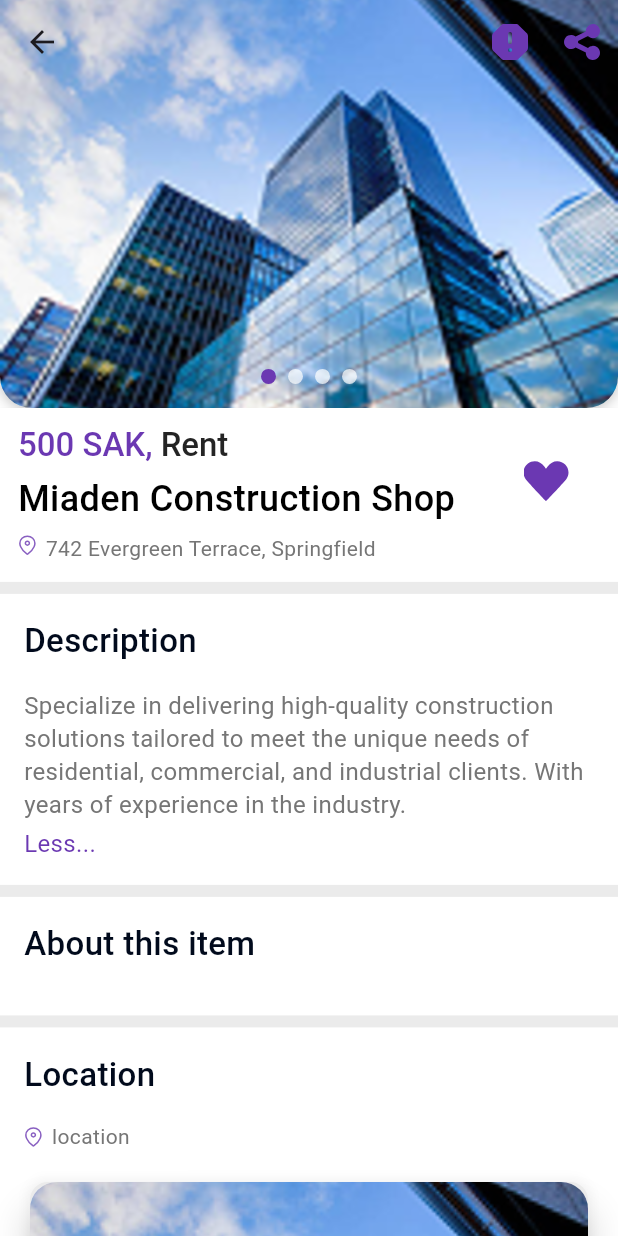
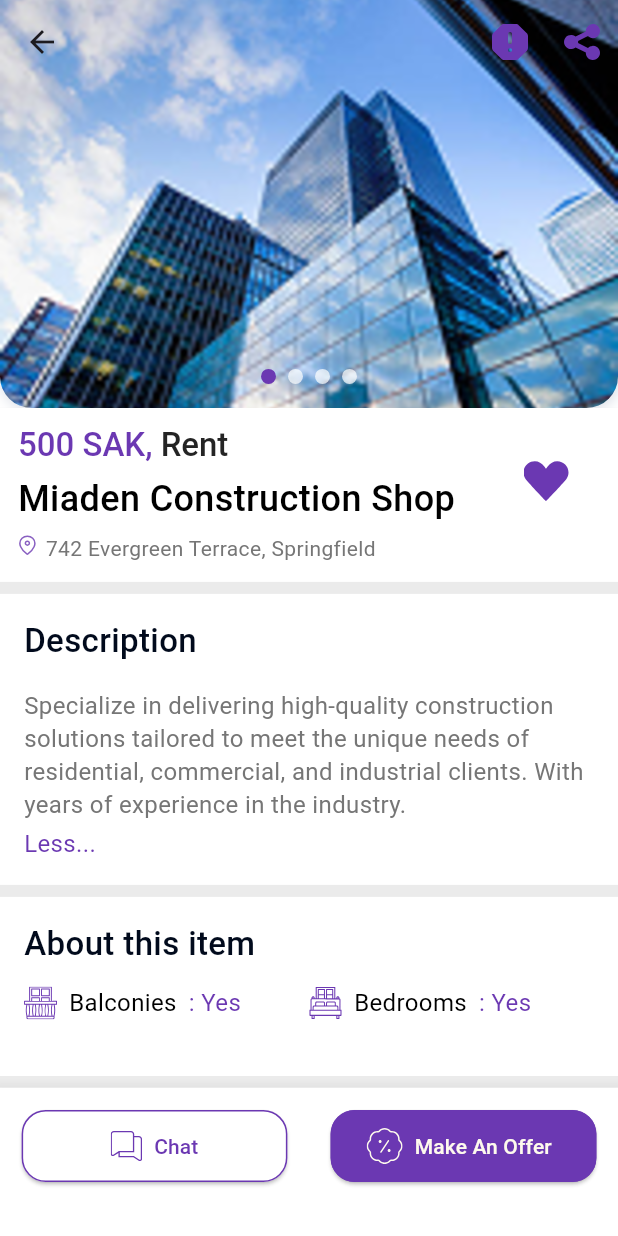
Before and after one commit to YomnaMAjzoub/servixa, a Flutter app: the DetailsScreen screen opened by its route, on a phone screen of 412 x 824 dp. Run offline on Flutter 3.47's test engine with Material 3 defaults, Android fonts, the phone set to English and light mode, and no system bars; drawn by our look-alikes of smooth_page_indicator; our stand-ins replace carousel_slider, easy_localization, flutter_rating_bar, flutter_svg, get, google_fonts and 2 more.

Commit message:
code details screen bottom sheets done

```diff
--- a/lib/core/constants/app_colors.dart
+++ b/lib/core/constants/app_colors.dart
@@ -13,10 +13,6 @@ class AppColors {
   static const Color main900 = Color(0xff2d184b);
   static const Color white   = Color(0xffFFFFFF);
   static const Color yellow =  Color(0xffFEFAED);
-  static const Color shadow1 = Color(0xff9D6AE6);
-  static const Color shadow2 = Color(0xff6133A2);
-  static const Color shadow3 = Color(0xffD9BEFF);
-
 
   static const Color grey50 =  Color(0xffebebeb);
   static const Color grey100 = Color(0xffc0c0c0);
@@ -30,4 +26,15 @@ class AppColors {
   static const Color grey900 = Color(0xff151515);
   static const Color black =   Color(0xff000000);
   static const Color main =    Color(0xff010A1C);
+
+
+//shadow colors
+  static const Color shadowb =     Color(0xffD9DDE5);
+  static const Color shadowb1 =     Color(0xffB0B0B0);
+  static const Color shadow1 = Color(0xff9D6AE6);
+  static const Color shadow2 = Color(0xff6133A2);
+  static const Color shadow3 = Color(0xffD9BEFF);
+
+
+
 }
--- a/lib/features/product/presentation/screens/details_screen.dart
+++ b/lib/features/product/presentation/screens/details_screen.dart
@@ -1,6 +1,7 @@
 import 'package:flutter/material.dart';
 import 'package:flutter_svg/svg.dart';
 import 'package:servixass/core/constants/app_colors.dart';
+import 'package:servixass/features/product/presentation/widgets/bottom_bar.dart';
 import 'package:servixass/features/product/presentation/widgets/description_section.dart';
 import 'package:servixass/features/product/presentation/widgets/features_section.dart';
 import 'package:servixass/features/product/presentation/widgets/location_section.dart';
@@ -14,6 +15,7 @@ class DetailsScreen extends StatelessWidget {
   @override
   Widget build(BuildContext context) {
     return Scaffold(
+      bottomNavigationBar: BottomBar(),
       backgroundColor: AppColors.grey50,
       body: CustomScrollView(
         scrollDirection: Axis.vertical,
@@ -21,8 +23,8 @@ class DetailsScreen extends StatelessWidget {
         slivers: [
           SliverAppBar(
             expandedHeight: MediaQuery.of(context).size.height * 0.33,
-
-           pinned: true,
+           floating: true,
+          // pinned: true,
             backgroundColor: AppColors.white,
             actions: [
                IconButton(
@@ -59,8 +61,8 @@ class DetailsScreen extends StatelessWidget {
                       boxShadow: [
                         BoxShadow(
                           blurRadius: 7,
-                          offset: Offset(0, 1),
-                          color: AppColors.black.withValues(alpha: .25),
+                          offset: Offset(1, 1),
+                          color: AppColors.shadowb,
                         ),
                       ],
                       image: DecorationImage(
--- /dev/null
+++ b/lib/features/product/presentation/widgets/bottom_bar.dart
@@ -0,0 +1,80 @@
+import 'package:flutter/material.dart';
+import 'package:flutter_svg/flutter_svg.dart';
+import 'package:get/get.dart';
+import 'package:google_fonts/google_fonts.dart';
+import 'package:servixass/core/constants/app_colors.dart';
+import 'package:servixass/features/product/presentation/widgets/offer_bottom_sheet.dart';
+
+class BottomBar extends StatelessWidget {
+  const BottomBar({super.key});
+
+  @override
+  Widget build(BuildContext context) {
+    return
+    Container(
+      margin: EdgeInsets.only( top: 8),
+      height: MediaQuery.of(context).size.height*0.12,
+      child: BottomNavigationBar(
+        backgroundColor: AppColors.white,
+        items: [
+        BottomNavigationBarItem(
+          icon:SizedBox(
+            width: MediaQuery.of(context).size.width*0.43,
+            height: 48,
+            child: ElevatedButton(
+              style: ElevatedButton.styleFrom(
+                backgroundColor: AppColors.white,
+                shape: RoundedRectangleBorder(
+                  borderRadius: BorderRadius.circular(16),
+                  side: BorderSide(color: AppColors.main500, width: 1),
+                ),
+              ),
+              onPressed:(){},
+             child:Row(
+              spacing: 8,
+              mainAxisAlignment: MainAxisAlignment.center,
+               children: [
+                SvgPicture.asset('assets/icons/messages.svg',width:21,height:20,fit: BoxFit.none,),
+                 Text('Chat',style: GoogleFonts.roboto(
+                  fontSize: 14,
+                  fontWeight: FontWeight.w500,
+                  color: AppColors.main500,
+                 )),
+               ],
+             )),
+          ),
+        label:''),
+
+        BottomNavigationBarItem(icon: SizedBox(
+            width: MediaQuery.of(context).size.width*0.43,
+            height: 48,
+            child: ElevatedButton(
+              style: ElevatedButton.styleFrom(
+                backgroundColor: AppColors.main500,
+                shape: RoundedRectangleBorder(
+                  borderRadius: BorderRadius.circular(16),
+                  side: BorderSide(color: AppColors.main500, width: 1),
+                ),
+              ),
+              onPressed:(){
+                Get.bottomSheet(
+                  OfferBottomSheet());
+              },
+             child:Row(
+              spacing: 8,
+              mainAxisAlignment: MainAxisAlignment.start,
+               children: [
+                SvgPicture.asset('assets/icons/offer.svg',width:24,height:24,fit: BoxFit.none,),
+                 Text('Make An Offer',style: GoogleFonts.roboto(
+                  fontSize: 14,
+                  fontWeight: FontWeight.w500,
+                  color: AppColors.yellow,
+                 )),
+               ],
+             )),
+          ),
+        label: ''),
+      ]),
+    );
+  }
+}
--- a/lib/features/product/presentation/widgets/features_section.dart
+++ b/lib/features/product/presentation/widgets/features_section.dart
@@ -1,10 +1,24 @@
 import 'package:flutter/material.dart';
+import 'package:flutter_svg/flutter_svg.dart';
 import 'package:google_fonts/google_fonts.dart';
 import 'package:servixass/core/constants/app_colors.dart';
 
 class FeaturesSection extends StatelessWidget {
-  const FeaturesSection({super.key});
-
+  FeaturesSection({super.key});
+  final List<Map<String, String>> features = [
+    {'icon': 'assets/icons/balcony.svg', 'title': 'Balconies', 'status': 'Yes'},
+    {'icon': 'assets/icons/bed.svg', 'title': 'Bedrooms', 'status': 'Yes'},
+    {
+      'icon': 'assets/icons/furnitures.svg',
+      'title': 'Furnitures',
+      'status': 'Yes',
+    },
+    {
+      'icon': 'assets/icons/status.svg',
+      'title': 'Status',
+      'status': 'New Launch',
+    },
+  ];
   @override
   Widget build(BuildContext context) {
     return Container(
@@ -14,17 +28,56 @@ class FeaturesSection extends StatelessWidget {
       child: Column(
         crossAxisAlignment: CrossAxisAlignment.start,
         children: [
-          Text('About this item',style: GoogleFonts.roboto(
+          Text(
+            'About this item',
+            style: GoogleFonts.roboto(
               fontStyle: FontStyle.normal,
               fontSize: 22,
               color: AppColors.main,
               fontWeight: FontWeight.w500,
             ),
           ),
-          SizedBox(height: 16),
 
+          SizedBox(
+            width: MediaQuery.of(context).size.width,
+            height:150,
+            child: GridView.builder(
+              physics: NeverScrollableScrollPhysics(),
+              shrinkWrap: true,
+              itemCount: features.length,
+              gridDelegate: SliverGridDelegateWithFixedCrossAxisCount(
+                crossAxisCount: 2,
+                mainAxisSpacing:16,
+                childAspectRatio:4
+              ),
+              itemBuilder: (context, index) {
+                return Row(
+                  mainAxisAlignment: MainAxisAlignment.start,
+                  spacing: 8,
+                  children: [
+                   SvgPicture.asset(features[index]['icon']!,width:22,height:22,fit: BoxFit.none,),
+                   Text('${features[index]['title']}',
+                    style: GoogleFonts.roboto(
+                      fontStyle: FontStyle.normal,
+                      fontSize: 16,
+                      color: AppColors.black,
+                      fontWeight: FontWeight.w400,
+                    ),
+                   ),
+                   Text(': ${features[index]['status']}',
+                    style: GoogleFonts.roboto(
+                      fontStyle: FontStyle.normal,
+                      fontSize: 16,
+                      color: AppColors.main500,
+                      fontWeight: FontWeight.w400,
+                    ),
+                   ),
 
-
+                ]
+                );
+              },
+            ),
+          ),
         ],
       ),
     );
--- a/lib/features/product/presentation/widgets/location_section.dart
+++ b/lib/features/product/presentation/widgets/location_section.dart
@@ -27,7 +27,7 @@ class LocationSection extends StatelessWidget {
             mainAxisAlignment: MainAxisAlignment.start,
             children: [
               SvgPicture.asset('assets/icons/location_icon.svg',width:12.5,height:15,fit: BoxFit.none),
-              Text('location',style: GoogleFonts.roboto(
+              Text('742 Evergreen Terrace, Springfield',style: GoogleFonts.roboto(
                 fontSize: 14,
                 color: AppColors.grey300,
                 fontWeight: FontWeight.w400,
```
Also changed, not shown: lib/common/widgets/text_field.dart (+13 -8 lines), lib/features/home/presentation/widgets/custom_items.dart (+9 -1 lines), lib/features/product/presentation/widgets/offer_bottom_sheet.dart (added, +202 -0 lines), lib/features/product/presentation/widgets/rating_bottom_sheet.dart (renamed from lib/features/product/presentation/widgets/bottom_sheet.dart, +25 -12 lines), lib/features/product/presentation/widgets/reviews_section.dart (+23 -13 lines), assets/icons/details.svg (added), assets/icons/messages.svg (added), assets/icons/offer.svg (added), assets/icons/quantity.svg (added). Lines whose indentation alone changed are shown as unchanged.
